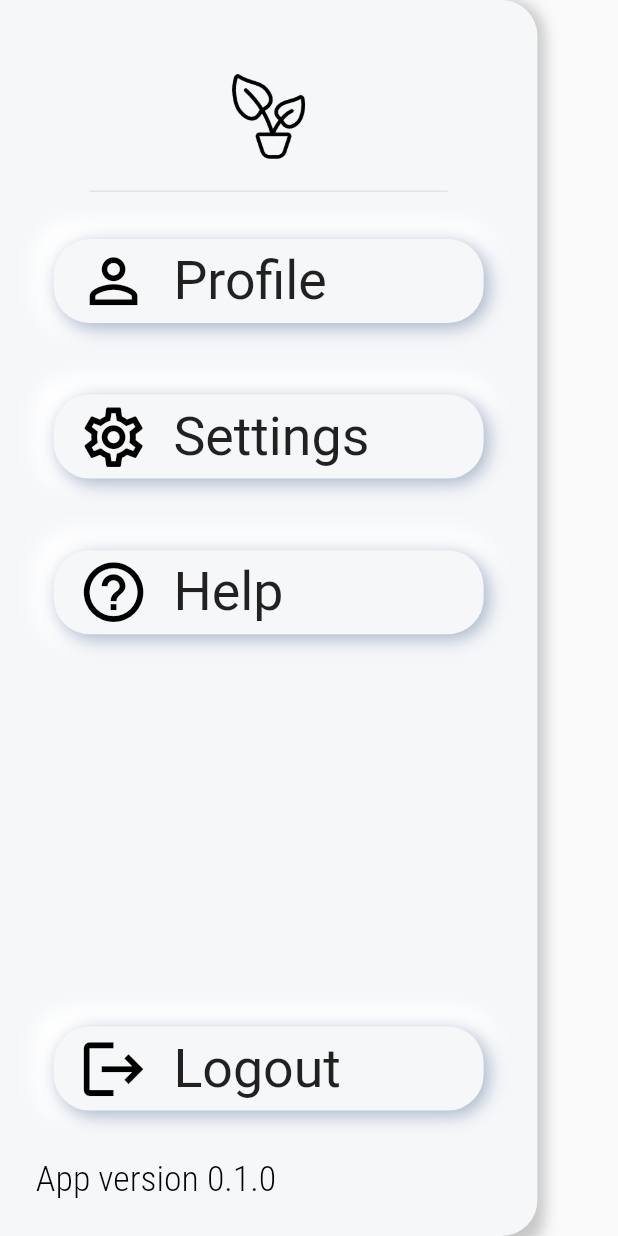
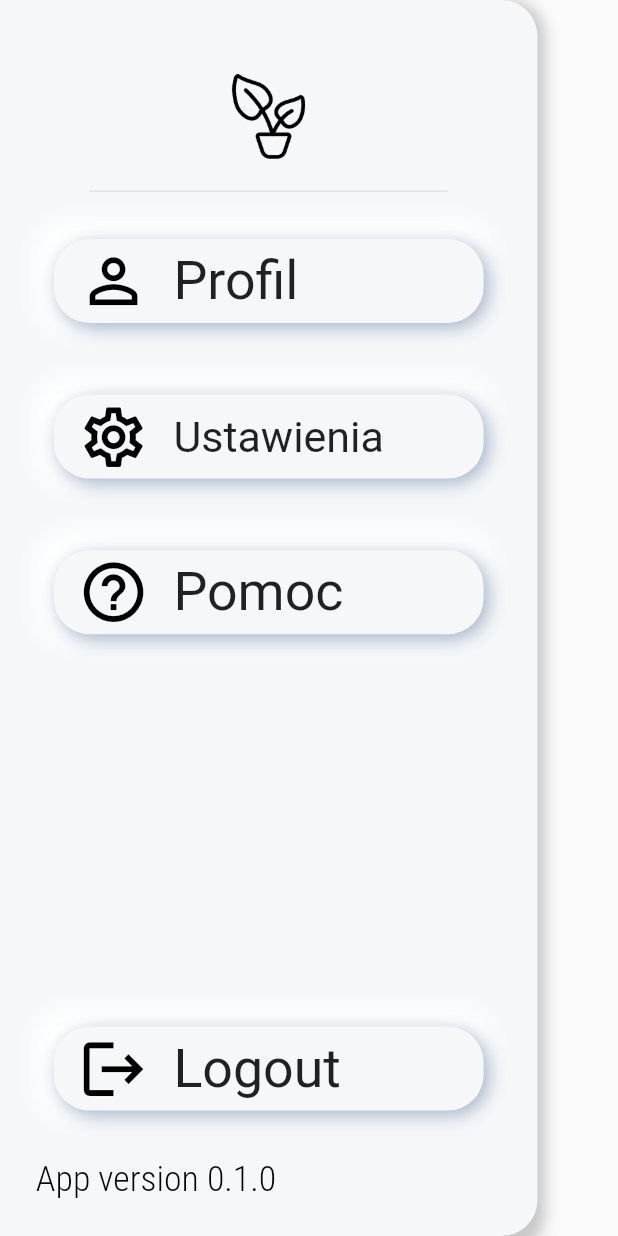
Before and after one commit to Maqcel/PlantObserver, a Flutter app: the CustomDrawer widget shown alone on an empty page, opened directly, on a phone screen of 412 x 824 dp. Run offline on Flutter 3.47's test engine with Material 2 defaults, Android fonts, the phone set to English and light mode, and no system bars; our stand-ins replace flutter_screenutil, transparent_image; statements that could not run were skipped.

Commit message:
Translation, Two new Screens, RouteAnimation
Translated all text back to polish added navigation to two new screens and made animation for new screens

```diff
--- a/lib/main.dart
+++ b/lib/main.dart
@@ -1,11 +1,13 @@
 import 'package:flutter/material.dart';
 import 'package:flutter_screenutil/flutter_screenutil.dart';
 import 'package:provider/provider.dart';
-import 'package:roslinki_politechnika/providers/potDecorationProvider.dart';
 
 import 'providers/plantsListProvider.dart';
+import 'providers/potDecorationProvider.dart';
 import 'screens/homePage.dart';
+import 'screens/informationScreen.dart';
 import 'screens/plantDataScreen.dart';
+import 'screens/statisticScreen.dart';
 
 void main() {
   WidgetsFlutterBinding.ensureInitialized();
@@ -51,6 +53,8 @@ class MyApp extends StatelessWidget {
         routes: {
           HomePage.routeName: (context) => HomePage(),
           PlantDataScreen.routeName: (context) => PlantDataScreen(null),
+          StatisticScreen.routeName: (context) => StatisticScreen(),
+          InformationScreen.routeName: (context) => InformationScreen(),
         },
       ),
     );
--- a/lib/models/customDrawer.dart
+++ b/lib/models/customDrawer.dart
@@ -51,7 +51,7 @@ class CustomDrawer extends StatelessWidget {
                     size: 40.h,
                   ),
                   blurRadius: 10.0,
-                  text: 'Profile',
+                  text: 'Profil',
                   routeName: null,
                 ),
                 ListTileBuilder(
@@ -61,7 +61,7 @@ class CustomDrawer extends StatelessWidget {
                     size: 40.h,
                   ),
                   blurRadius: 10.0,
-                  text: 'Settings',
+                  text: 'Ustawienia',
                   routeName: null,
                 ),
                 ListTileBuilder(
@@ -71,7 +71,7 @@ class CustomDrawer extends StatelessWidget {
                     size: 40.h,
                   ),
                   blurRadius: 10.0,
-                  text: 'Help',
+                  text: 'Pomoc',
                   routeName: null,
                 ),
                 Spacer(),
--- a/lib/models/listTileBuilder.dart
+++ b/lib/models/listTileBuilder.dart
@@ -46,7 +46,7 @@ class _ListTileBuilderState extends State<ListTileBuilder> {
           title: Text(
             widget.text,
             style: TextStyle(
-              fontSize: 30.h,
+              fontSize: widget.text.length >= 7 ? 24.h : 30.h,
               fontWeight: FontWeight.w400,
             ),
           ),
--- a/lib/models/plantsListView.dart
+++ b/lib/models/plantsListView.dart
@@ -98,8 +98,8 @@ class _PlantListTileState extends State<PlantListTile> {
                           Provider.of<PlantsManagement>(context, listen: false)
                                   .plants[index]
                                   .storagePlace
-                              ? 'Indoor'
-                              : 'Outdoor',
+                              ? 'Domowa'
+                              : 'Ogrodowa',
                           style: TextStyle(
                               fontSize: 15.h,
                               color: Colors.white,
--- a/lib/models/potDecoration.dart
+++ b/lib/models/potDecoration.dart
@@ -55,10 +55,10 @@ Color _colorLogicChooser(
     BuildContext context, int placeInRow, int dotsInRow, String choosenData) {
   PotDecorationProvider provider =
       Provider.of<PotDecorationProvider>(context, listen: true);
-  double shouldRepaint = choosenData == 'Humidity'
+  double shouldRepaint = choosenData == 'Wilgotność'
       ? provider.shouldPaintHumidity
       : provider.shouldPaintFertilizer;
-  int leftToBePainted = choosenData == 'Humidity'
+  int leftToBePainted = choosenData == 'Wilgotność'
       ? provider.leftEmptySpaceToPaintHumidity
       : provider.leftEmptySpaceToPaintFertilizer;
   if (placeInRow % 2 == 0) {
--- a/lib/providers/potDecorationProvider.dart
+++ b/lib/providers/potDecorationProvider.dart
@@ -1,10 +1,12 @@
-import 'package:flutter/cupertino.dart';
+import 'dart:math';
+
+import 'package:flutter/material.dart';
 
 class PotDecorationProvider extends ChangeNotifier {
   double shouldPaintHumidity =
-      23; //TODO change it with Provider<PlantUser> value in the state that should be see used in _colorLogicChooser
+      50; //TODO change it with Provider<PlantUser> value in the state that should be see used in _colorLogicChooser
   double shouldPaintFertilizer =
-      99; //TODO change it with Provider<PlantUser> value in the state that should be see used in _colorLogicChooser
+      12; //TODO change it with Provider<PlantUser> value in the state that should be see used in _colorLogicChooser
 
   int leftEmptySpaceToPaintHumidity = 100;
   int leftEmptySpaceToPaintFertilizer = 100;
@@ -26,8 +28,10 @@ class PotDecorationProvider extends ChangeNotifier {
   }
 
   void dataUpdated() {
-    this.shouldPaintHumidity = 23; //! change it also
-    this.shouldPaintFertilizer = 99; //! change it also
+    this.shouldPaintHumidity = 50;
+    //! change it also
+    this.shouldPaintFertilizer = 12;
+    //! change it also
 
     this.leftEmptySpaceToPaintFertilizer = 100;
     this.leftEmptySpaceToPaintHumidity = 100;
```
Also changed, not shown: lib/animations/routeAnimation.dart (added, +18 -0 lines), lib/models/goBackArrow.dart (added, +32 -0 lines), lib/screens/homePage.dart (+5 -5 lines), lib/screens/informationScreen.dart (added, +14 -0 lines), lib/screens/plantDataScreen.dart (+20 -35 lines), lib/screens/statisticScreen.dart (added, +16 -0 lines).
